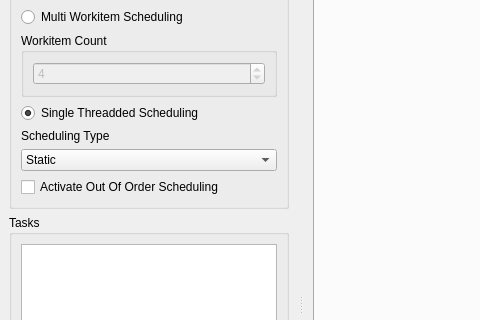
This is src/UI/MainWindow.ui in TheMHMoritz3/OpenCLScheduler as Qt 5 draws it before an edit; both pictures show x 0 to 480 and y 97 to 417 of the 1283 by 805 pixel window. The edited form follows.
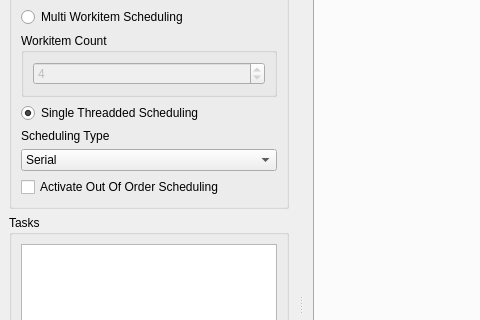
This is the edited form.

Diff of the .ui file:
```diff
--- a/src/UI/MainWindow.ui
+++ b/src/UI/MainWindow.ui
@@ -134,6 +134,11 @@
         </item>
         <item>
          <widget class="QComboBox" name="SchedulingTypeSpinBox">
+          <item>
+           <property name="text">
+            <string>Serial</string>
+           </property>
+          </item>
           <item>
            <property name="text">
             <string>Static</string>
```
